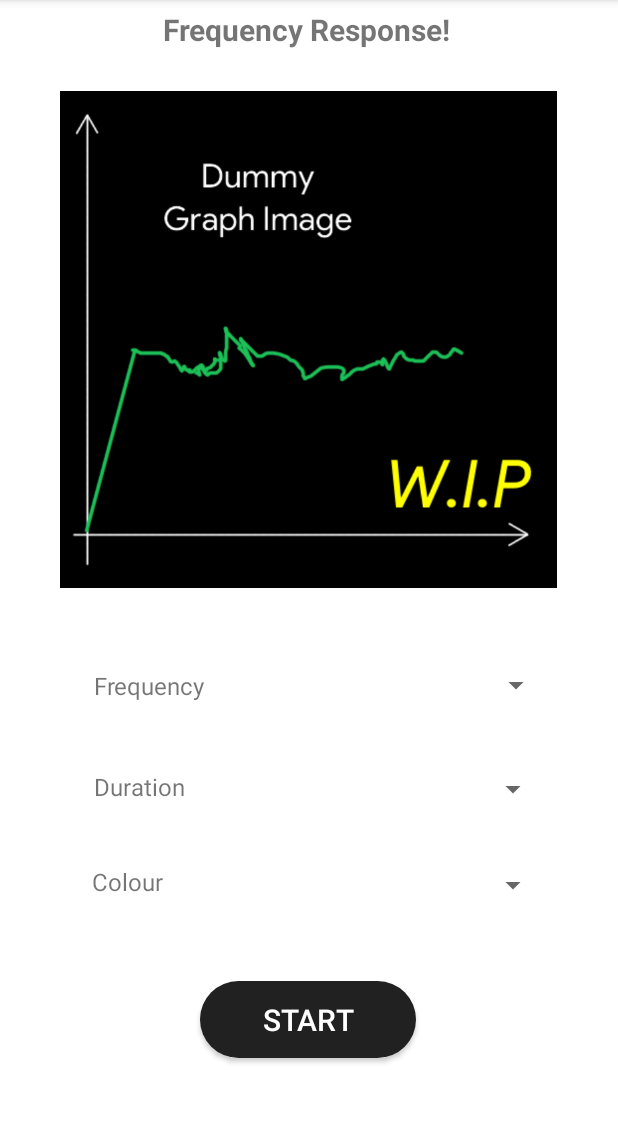
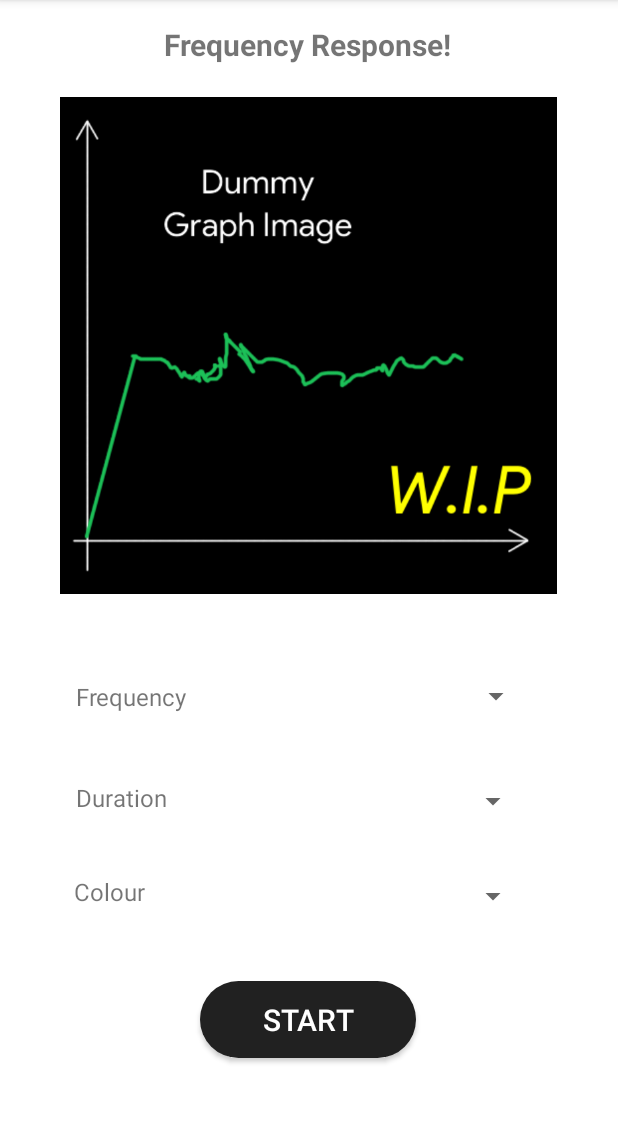
Before and after one commit to berkiyo/spectrum, an Android app: the screen it shows after launch (MainActivity), on a phone screen of 412 x 824 dp, the part 84-1207 px from its top. Run offline under Robolectric (Android 15) with nearby library versions, the phone set to English and light mode, and no system bars.

Commit message:
Update to frequency fragment

```diff
--- a/app/src/main/res/layout/fragment_frequency_response.xml
+++ b/app/src/main/res/layout/fragment_frequency_response.xml
@@ -18,11 +18,11 @@
         android:textSize="20sp"
         android:textStyle="bold"
         app:layout_constraintBottom_toBottomOf="parent"
-        app:layout_constraintHorizontal_bias="0.493"
+        app:layout_constraintHorizontal_bias="0.497"
         app:layout_constraintLeft_toLeftOf="parent"
         app:layout_constraintRight_toRightOf="parent"
         app:layout_constraintTop_toTopOf="parent"
-        app:layout_constraintVertical_bias="0.008" />
+        app:layout_constraintVertical_bias="0.022" />
 
     <Button
         android:id="@+id/buttonStart"
@@ -40,28 +40,66 @@
         app:layout_constraintVertical_bias="0.913" />
 
     <Spinner
+        android:id="@+id/spinner_duration"
+        android:layout_width="205dp"
+        android:layout_height="39dp"
+        android:paddingTop="10dp"
+        app:layout_constraintBottom_toBottomOf="parent"
+        app:layout_constraintEnd_toEndOf="parent"
+        app:layout_constraintHorizontal_bias="0.713"
+        app:layout_constraintStart_toStartOf="parent"
+        app:layout_constraintTop_toTopOf="parent"
+        app:layout_constraintVertical_bias="0.706" />
+
+    <Spinner
         android:id="@+id/spinner_colour"
         android:layout_width="205dp"
         android:layout_height="39dp"
         android:paddingTop="10dp"
         app:layout_constraintBottom_toBottomOf="parent"
         app:layout_constraintEnd_toEndOf="parent"
-        app:layout_constraintHorizontal_bias="0.776"
+        app:layout_constraintHorizontal_bias="0.713"
         app:layout_constraintStart_toStartOf="parent"
         app:layout_constraintTop_toTopOf="parent"
-        app:layout_constraintVertical_bias="0.783" />
+        app:layout_constraintVertical_bias="0.793" />
 
     <Spinner
-        android:id="@+id/spinner_duration"
-        android:layout_width="205dp"
-        android:layout_height="39dp"
+        android:id="@+id/spinner_frequency"
+        android:layout_width="207dp"
+        android:layout_height="35dp"
         android:paddingTop="10dp"
         app:layout_constraintBottom_toBottomOf="parent"
         app:layout_constraintEnd_toEndOf="parent"
-        app:layout_constraintHorizontal_bias="0.776"
+        app:layout_constraintHorizontal_bias="0.72"
         app:layout_constraintStart_toStartOf="parent"
         app:layout_constraintTop_toTopOf="parent"
-        app:layout_constraintVertical_bias="0.695" />
+        app:layout_constraintVertical_bias="0.61" />
+
+    <TextView
+        android:id="@+id/textFrequency"
+        android:layout_width="wrap_content"
+        android:layout_height="wrap_content"
+        android:text="Frequency"
+        android:textSize="16dp"
+        app:layout_constraintBottom_toBottomOf="parent"
+        app:layout_constraintEnd_toStartOf="@+id/spinner_frequency"
+        app:layout_constraintHorizontal_bias="0.69"
+        app:layout_constraintStart_toStartOf="parent"
+        app:layout_constraintTop_toTopOf="parent"
+        app:layout_constraintVertical_bias="0.608" />
+
+    <TextView
+        android:id="@+id/textColour"
+        android:layout_width="wrap_content"
+        android:layout_height="wrap_content"
+        android:text="Colour"
+        android:textSize="16dp"
+        app:layout_constraintBottom_toBottomOf="parent"
+        app:layout_constraintEnd_toStartOf="@+id/spinner_duration"
+        app:layout_constraintHorizontal_bias="0.494"
+        app:layout_constraintStart_toStartOf="parent"
+        app:layout_constraintTop_toBottomOf="@+id/textFrequency"
+        app:layout_constraintVertical_bias="0.4" />
 
     <TextView
         android:id="@+id/textDuration"
@@ -71,48 +109,10 @@
         android:textSize="16dp"
         app:layout_constraintBottom_toBottomOf="parent"
         app:layout_constraintEnd_toStartOf="@+id/spinner_duration"
-        app:layout_constraintHorizontal_bias="0.626"
+        app:layout_constraintHorizontal_bias="0.583"
         app:layout_constraintStart_toStartOf="parent"
         app:layout_constraintTop_toBottomOf="@+id/textFrequency"
-        app:layout_constraintVertical_bias="0.162" />
-
-    <Spinner
-        android:id="@+id/spinner_frequency"
-        android:layout_width="207dp"
-        android:layout_height="35dp"
-        android:paddingTop="10dp"
-        app:layout_constraintBottom_toBottomOf="parent"
-        app:layout_constraintEnd_toEndOf="parent"
-        app:layout_constraintHorizontal_bias="0.784"
-        app:layout_constraintStart_toStartOf="parent"
-        app:layout_constraintTop_toTopOf="parent"
-        app:layout_constraintVertical_bias="0.6" />
-
-    <TextView
-        android:id="@+id/textFrequency"
-        android:layout_width="wrap_content"
-        android:layout_height="wrap_content"
-        android:text="Frequency"
-        android:textSize="16dp"
-        app:layout_constraintBottom_toBottomOf="parent"
-        app:layout_constraintEnd_toStartOf="@+id/spinner_frequency"
-        app:layout_constraintHorizontal_bias="0.72"
-        app:layout_constraintStart_toStartOf="parent"
-        app:layout_constraintTop_toTopOf="parent"
-        app:layout_constraintVertical_bias="0.598" />
-
-    <TextView
-        android:id="@+id/textDuration2"
-        android:layout_width="wrap_content"
-        android:layout_height="wrap_content"
-        android:text="Colour"
-        android:textSize="16dp"
-        app:layout_constraintBottom_toBottomOf="parent"
-        app:layout_constraintEnd_toStartOf="@+id/spinner_duration"
-        app:layout_constraintHorizontal_bias="0.543"
-        app:layout_constraintStart_toStartOf="parent"
-        app:layout_constraintTop_toBottomOf="@+id/textFrequency"
-        app:layout_constraintVertical_bias="0.39" />
+        app:layout_constraintVertical_bias="0.167" />
 
     <ImageView
         android:id="@+id/imageView"
```
